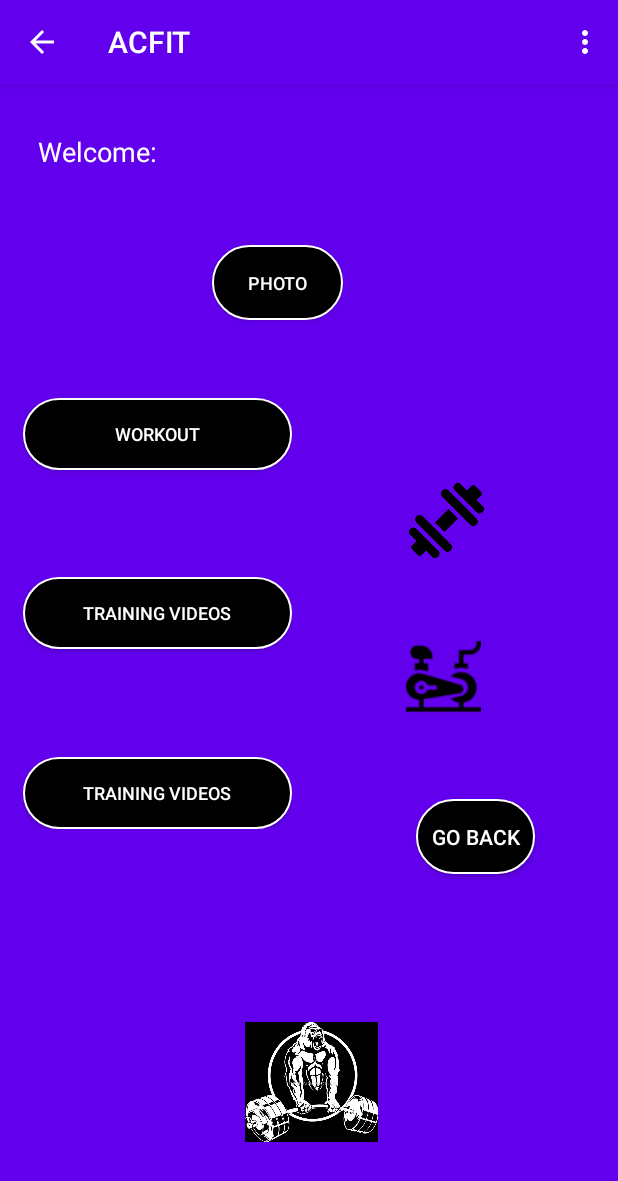
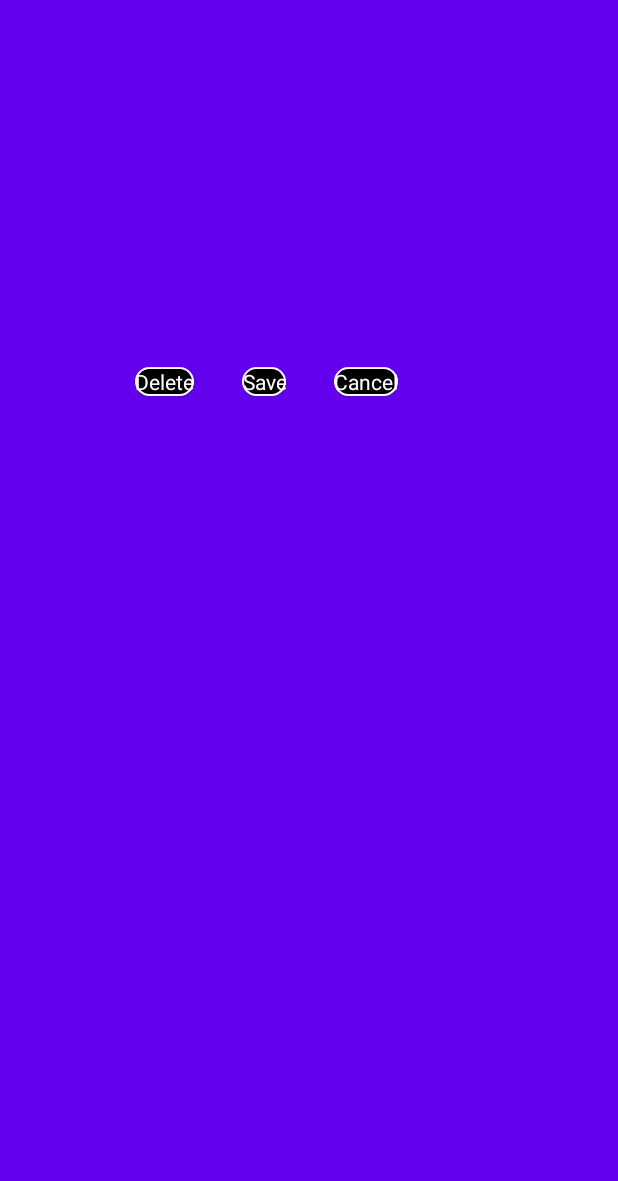
Before and after one commit to AlexC2496/PrimeraApp, an Android app: the Activity_Principal screen opened directly, with no data from a screen before it, after a tap on "PHOTO", on a phone screen of 412 x 824 dp. Shown: the top 1181 px of the screen. Run offline under Robolectric (Android 15) with nearby library versions, the phone set to English and light mode, and no system bars; our stand-ins replace Firebase (no records; nobody signed in at launch, a user with empty details on screens opened directly), Picasso; pictures from the network do not load; 1 statement that could not run was skipped.

Commit message:
11/06/2021

```diff
--- a/app/src/main/java/actPrincipales/Activity_Principal.java
+++ b/app/src/main/java/actPrincipales/Activity_Principal.java
@@ -2,16 +2,27 @@ package actPrincipales;
 
 import android.Manifest;
 import android.app.Activity;
+import android.app.Dialog;
+import android.content.Context;
 import android.content.Intent;
+import android.content.SharedPreferences;
 import android.content.pm.PackageManager;
+import android.graphics.Color;
+import android.graphics.drawable.ColorDrawable;
 import android.net.Uri;
+import android.net.VpnService;
 import android.os.Build;
 import android.os.Bundle;
+import android.provider.MediaStore;
+import android.util.Log;
 import android.view.Menu;
 import android.view.MenuItem;
 import android.view.View;
+import android.view.Window;
+import android.view.WindowManager;
 import android.widget.Button;
 import android.widget.ImageView;
+import android.widget.RelativeLayout;
 import android.widget.TextView;
 import android.widget.Toast;
 
@@ -25,7 +36,22 @@ import com.example.primeraapp.ActivityEjercicio;
 import com.example.primeraapp.AdminSQLiteOpenHelper;
 import com.example.primeraapp.R;
 import com.example.primeraapp.RecyckerViewCardView;
+import com.example.primeraapp.Usuario;
 import com.example.primeraapp.listElement;
+import com.google.android.gms.tasks.Continuation;
+import com.google.android.gms.tasks.OnCompleteListener;
+import com.google.android.gms.tasks.OnSuccessListener;
+import com.google.android.gms.tasks.Task;
+import com.google.firebase.auth.FirebaseAuth;
+import com.google.firebase.auth.FirebaseUser;
+import com.google.firebase.firestore.FirebaseFirestore;
+import com.google.firebase.storage.FirebaseStorage;
+import com.google.firebase.storage.StorageReference;
+import com.google.firebase.storage.UploadTask;
+import com.squareup.picasso.Picasso;
+
+import java.util.HashMap;
+import java.util.Map;
 
 import ejercicios.ejercicios_cardio;
 
@@ -36,20 +62,28 @@ public class Activity_Principal extends AppCompatActivity {
     ImageView profile;
     Button btnGallery;
     Button btnAct;
-
+    Usuario usuario;
+    private Button cerrarSesion;
+    FirebaseUser frebaseUser;
+    FirebaseAuth firebaseAuth;
+    private SharedPreferences prefs;
     private static final int REQUEST_PERMISSION_CODE = 100;
     private static final int REQUEST_IMAGE_GALLERY = 101;
-
+    StorageReference storageReference;
     @Override
     protected void onCreate(Bundle savedInstanceState) {
         super.onCreate(savedInstanceState);
         setContentView(R.layout.activity_main_activity4_principal);
+        prefs = getSharedPreferences("Preferences", Context.MODE_PRIVATE);
+
+
+
         txtUser=(TextView)findViewById(R.id.principal3);
         String user = getIntent().getStringExtra("names");
         txtUser.setText(user);
         btnGallery = findViewById(R.id.btnGallery);
         profile = findViewById(R.id.perfil);
-
+        cerrarSesion = (Button) findViewById(R.id.item3);
         getSupportActionBar().setDisplayHomeAsUpEnabled(true);
         getSupportActionBar().setDisplayShowHomeEnabled(true);
         final AdminSQLiteOpenHelper adminSQLiteOpenHelper = new AdminSQLiteOpenHelper(getApplicationContext());
@@ -59,20 +93,28 @@ public class Activity_Principal extends AppCompatActivity {
             public void onClick(View view){
                 if(Build.VERSION.SDK_INT >= Build.VERSION_CODES.M){
                     if (ActivityCompat.checkSelfPermission(Activity_Principal.this, Manifest.permission.READ_EXTERNAL_STORAGE) == PackageManager.PERMISSION_GRANTED){
-                        openGallery();
+                        subirFoto();
                     }else{
                         ActivityCompat.requestPermissions(Activity_Principal.this, new String[]{Manifest.permission.READ_EXTERNAL_STORAGE}, REQUEST_PERMISSION_CODE);
                     }
                 }else{
-                    openGallery();
+                    subirFoto();
                 }
             }
         });
 
     }
 
+    private void logOut() {
+        Intent intent = new Intent(this,Activity2_Login.class);
+        intent.setFlags(Intent.FLAG_ACTIVITY_NEW_TASK | Intent.FLAG_ACTIVITY_CLEAR_TASK);
+        startActivity(intent);
+    }
+    private void removeSharedPreferences(){
+        prefs.edit().clear().apply();
+    }
     public boolean onCreateOptionsMenu(Menu menu){
-        getMenuInflater().inflate(R.menu.menu_simple, menu);
+        getMenuInflater().inflate(R.menu.overflow, menu);
         return true;
     }
 
@@ -86,11 +128,13 @@ public class Activity_Principal extends AppCompatActivity {
             Intent atra2s = new Intent(this, MainActivity.class);
             startActivity(atra2s);
             Toast.makeText(this, "Go back", Toast.LENGTH_SHORT).show();
+        } else if (id == R.id.item3){
+            logOut();
         }
         return super.onOptionsItemSelected(item);
     }
 
-    @Override
+    /*@Override
     public void onActivityResult (int requestcode, int resultCode, @Nullable Intent data){
         if(requestcode == REQUEST_IMAGE_GALLERY){
             if(resultCode == Activity.RESULT_OK && data != null){
@@ -101,12 +145,12 @@ public class Activity_Principal extends AppCompatActivity {
             }
         }
         super.onActivityResult(requestcode, resultCode, data);
-    }
+    }*/
     @Override
     public void onRequestPermissionsResult (int requestcode, @NonNull String[] permissions, @NonNull int [] grantResults){
         if (requestcode == REQUEST_PERMISSION_CODE){
             if (permissions.length > 0 && grantResults[0] == PackageManager.PERMISSION_GRANTED){
-                openGallery();
+                subirFoto();
             }else{
                 Toast.makeText(this, "Necesitas habilitar los permisos", Toast.LENGTH_SHORT).show();
             }
@@ -114,12 +158,12 @@ public class Activity_Principal extends AppCompatActivity {
         super.onRequestPermissionsResult(requestcode, permissions, grantResults);
     }
 
-    private void openGallery()
+    /*private void openGallery()
     {
         Intent intent = new Intent(Intent.ACTION_GET_CONTENT);
         intent.setType("image/*");
         startActivityForResult(intent, REQUEST_IMAGE_GALLERY);
-    }
+    }*/
 
 
 
@@ -143,4 +187,94 @@ public class Activity_Principal extends AppCompatActivity {
         startActivity(siguienteVideos);
     }
 
+
+
+
+
+    Dialog dialogSubirFoto;
+    final  int CODIGO_RESPUESTA_GALERIA = 3;
+    Uri uri;
+    ImageView imgFotoPerfil;
+    private void subirFoto(){
+        dialogSubirFoto = new Dialog(Activity_Principal.this, android.R.style.Theme_Dialog);
+        dialogSubirFoto.requestWindowFeature(Window.FEATURE_NO_TITLE);
+        dialogSubirFoto.setContentView(R.layout.subir_foto);
+        imgFotoPerfil = (ImageView)dialogSubirFoto.findViewById(R.id.imgPerfil);
+        Button btnEliminar = (Button)dialogSubirFoto.findViewById(R.id.btnEliminar);
+        Button btnGaleria = (Button)dialogSubirFoto.findViewById(R.id.btnGuardar);
+        Button btnCancelar = (Button)dialogSubirFoto.findViewById(R.id.btnCancel);
+
+        Picasso.get().load (usuario.getFoto_perfil()).into (imgFotoPerfil);
+        btnGaleria.setOnClickListener(new View.OnClickListener() {
+            @Override
+            public void onClick(View view) {
+                Intent intent = new Intent(Intent.ACTION_PICK, MediaStore.Images.Media.EXTERNAL_CONTENT_URI);
+                startActivityForResult(intent, CODIGO_RESPUESTA_GALERIA);
+            }
+        });
+        btnCancelar.setOnClickListener(new View.OnClickListener() {
+            @Override
+            public void onClick(View view) {
+                dialogSubirFoto.dismiss();
+            }
+        });
+        btnEliminar.setOnClickListener(new View.OnClickListener() {
+            @Override
+            public void onClick(View view) {
+                storageReference.child("Perfil").child(FirebaseAuth.getInstance().getCurrentUser().getUid() + ".jpg").delete().addOnCompleteListener(new OnCompleteListener<Void>() {
+                    @Override
+                    public void onComplete(@NonNull Task<Void> task) {
+                        imgFotoPerfil.setImageDrawable(getApplicationContext().getResources().getDrawable(R.drawable.perona));
+                    }
+                });
+            }
+            });
+        dialogSubirFoto.getWindow().setSoftInputMode(WindowManager.LayoutParams.SOFT_INPUT_STATE_ALWAYS_HIDDEN);
+        dialogSubirFoto.getWindow().setLayout(RelativeLayout.LayoutParams.MATCH_PARENT,RelativeLayout.LayoutParams.WRAP_CONTENT);
+        dialogSubirFoto.getWindow().setBackgroundDrawable(new ColorDrawable(Color.TRANSPARENT));
+        dialogSubirFoto.show();
+    }
+    @Override
+    protected void onActivityResult(int requestCode, int resultCode, Intent data){
+        super.onActivityResult(requestCode,resultCode,data);
+        if (resultCode ==RESULT_OK){
+            if (data!=null){
+                uri = data.getData();
+                try {
+                    imgFotoPerfil.setImageBitmap(MediaStore.Images.Media.getBitmap(this.getContentResolver(),uri));
+                    UploadTask uploadTask;
+                    final StorageReference reference = storageReference.child("Perfil").child(FirebaseAuth.getInstance().getCurrentUser().getUid()+".jpg");
+                    uploadTask = reference.putFile(uri);
+                    uploadTask.continueWithTask(new Continuation<UploadTask.TaskSnapshot, Task<Uri>>() {
+                        @Override
+                        public Task<Uri> then(@NonNull Task<UploadTask.TaskSnapshot> task) throws Exception {
+                            if (!task.isSuccessful())
+                                throw task.getException();
+                            return reference.getDownloadUrl();
+                        }
+                    }).addOnCompleteListener(new OnCompleteListener<Uri>() {
+                        @Override
+                        public void onComplete(@NonNull Task<Uri> task) {
+                            if (task.isSuccessful()){
+                                Map<String, Object> map = new HashMap<>();
+                                map.put("foto_perfil", task.getResult().toString());
+                                FirebaseFirestore.getInstance().collection("Usuario").document(FirebaseAuth.getInstance().getCurrentUser().getUid())
+                                        .update(map).addOnSuccessListener(new OnSuccessListener<Void>() {
+                                    @Override
+                                    public void onSuccess(Void aVoid) {
+                                        Toast.makeText(getApplicationContext(),"Imagen Actualizada",Toast.LENGTH_SHORT).show();
+                                    }
+                                });
+                            }
+                        }
+                    });
+
+                }catch (Exception e){
+                    Log.e("Error",""+e.toString());
+                }
+
+            }
+        }
+    }
+
 }
--- a/app/src/main/java/com/example/primeraapp/ActivityEjercicio.java
+++ b/app/src/main/java/com/example/primeraapp/ActivityEjercicio.java
@@ -55,7 +55,7 @@ public class ActivityEjercicio extends AppCompatActivity {
        }
        public void setColor(Context ctx, String color){
            ImageView post_Image=(ImageView)view.findViewById(R.id.post_image);
-           Picasso.with(ctx).load(color).into(post_Image);
+           Picasso.get().load(color).into(post_Image);
        }
        public void setEjercicio(String ejercicio)
        {
--- /dev/null
+++ b/app/src/main/java/com/example/primeraapp/Preferences2.java
@@ -0,0 +1,4 @@
+package com.example.primeraapp;
+
+public class Preferences2 {
+}
--- /dev/null
+++ b/app/src/main/res/drawable/perona.xml
@@ -0,0 +1,10 @@
+<vector xmlns:android="http://schemas.android.com/apk/res/android"
+    android:width="24dp"
+    android:height="24dp"
+    android:viewportWidth="24"
+    android:viewportHeight="24"
+    android:tint="?attr/colorControlNormal">
+  <path
+      android:fillColor="@android:color/white"
+      android:pathData="M12,12c2.21,0 4,-1.79 4,-4s-1.79,-4 -4,-4 -4,1.79 -4,4 1.79,4 4,4zM12,14c-2.67,0 -8,1.34 -8,4v2h16v-2c0,-2.66 -5.33,-4 -8,-4z"/>
+</vector>
--- /dev/null
+++ b/app/src/main/res/layout/subir_foto.xml
@@ -0,0 +1,91 @@
+<?xml version="1.0" encoding="utf-8"?>
+<RelativeLayout xmlns:android="http://schemas.android.com/apk/res/android"
+    android:layout_width="match_parent"
+    android:layout_height="match_parent"
+    android:background="@color/colorPrimary"
+    xmlns:tools="http://schemas.android.com/tools">
+
+    <LinearLayout
+        android:layout_width="match_parent"
+        android:layout_height="189dp"
+        android:layout_marginBottom="50dp"
+        android:orientation="horizontal">
+
+        <ImageView
+            android:id="@+id/imgPerfil"
+            android:layout_width="234dp"
+            android:layout_height="152dp"
+            android:layout_alignParentStart="true"
+            android:layout_alignParentTop="true"
+            android:layout_alignParentEnd="true"
+            android:layout_alignParentBottom="true"
+            android:layout_centerHorizontal="true"
+            android:layout_marginStart="90dp"
+            android:layout_marginTop="20dp"
+            android:layout_marginEnd="1dp"
+            android:layout_marginBottom="559dp"
+            tools:srcCompat="@tools:sample/avatars" />
+    </LinearLayout>
+
+    <LinearLayout
+        android:layout_width="match_parent"
+        android:layout_height="409dp"
+
+        android:layout_alignParentStart="true"
+        android:layout_alignParentTop="true"
+        android:layout_alignParentBottom="true"
+        android:layout_centerHorizontal="true"
+        android:layout_marginStart="50dp"
+        android:layout_marginTop="239dp"
+        android:orientation="horizontal">
+
+
+        <Button
+            android:id="@+id/btnEliminar"
+            android:layout_width="wrap_content"
+            android:layout_height="wrap_content"
+            android:layout_alignParentStart="true"
+            android:layout_alignParentTop="true"
+            android:layout_alignParentEnd="true"
+            android:layout_alignParentBottom="true"
+            android:layout_centerHorizontal="true"
+            android:layout_marginStart="40dp"
+            android:layout_marginTop="5dp"
+            android:layout_marginEnd="16dp"
+            android:background="@drawable/button_ro"
+            android:text="@string/eliminar"
+            android:textColor="@color/colorBordes" />
+
+        <Button
+            android:id="@+id/btnGuardar"
+            android:layout_width="wrap_content"
+            android:layout_height="wrap_content"
+            android:layout_alignParentStart="true"
+            android:layout_alignParentTop="true"
+            android:layout_alignParentEnd="true"
+            android:layout_alignParentBottom="true"
+            android:layout_marginStart="16dp"
+            android:layout_marginTop="5dp"
+            android:layout_marginEnd="16dp"
+            android:background="@drawable/button_ro"
+            android:text="@string/guardar"
+            android:textColor="@color/colorBordes" />
+
+
+        <Button
+            android:id="@+id/btnCancel"
+            android:layout_width="wrap_content"
+            android:layout_height="wrap_content"
+            android:layout_alignParentStart="true"
+            android:layout_alignParentTop="true"
+            android:layout_alignParentEnd="true"
+            android:layout_alignParentBottom="true"
+            android:layout_marginStart="16dp"
+            android:layout_marginEnd="16dp"
+            android:layout_marginTop="5dp"
+            android:background="@drawable/button_ro"
+            android:text="@string/Cancel"
+            android:textColor="@color/colorBordes" />
+    </LinearLayout>
+
+</RelativeLayout>
--- a/app/src/main/res/values/strings.xml
+++ b/app/src/main/res/values/strings.xml
@@ -28,9 +28,10 @@
     <string name="Photo">Photo</string>
     <string name="Item1">Go to exercice</string>
     <string name="Item2">Go back</string>
-    <string name="Item3">Select language</string>
+    <string name="Item3">Log Out</string>
     <string name="datos">Check the termens</string>
-
+    <string name="guardar">Save</string>
+    <string name="eliminar">Delete</string>
     <string name="info">
         We collect information to provide better services to all our users — from figuring out basic stuff like which language you speak, to more complex things
         like which ads you’ll find most useful, the people who matter most to you online, or which YouTube videos you might like.
```
Also changed, not shown: app/build.gradle (+13 -1 lines), app/src/main/java/actPrincipales/Activity2_Login.java (+10 -1 lines), app/src/main/java/com/example/primeraapp/Preferences.java (added, +31 -0 lines), app/src/main/java/com/example/primeraapp/Usuario.java (+12 -1 lines), 1 other file.
